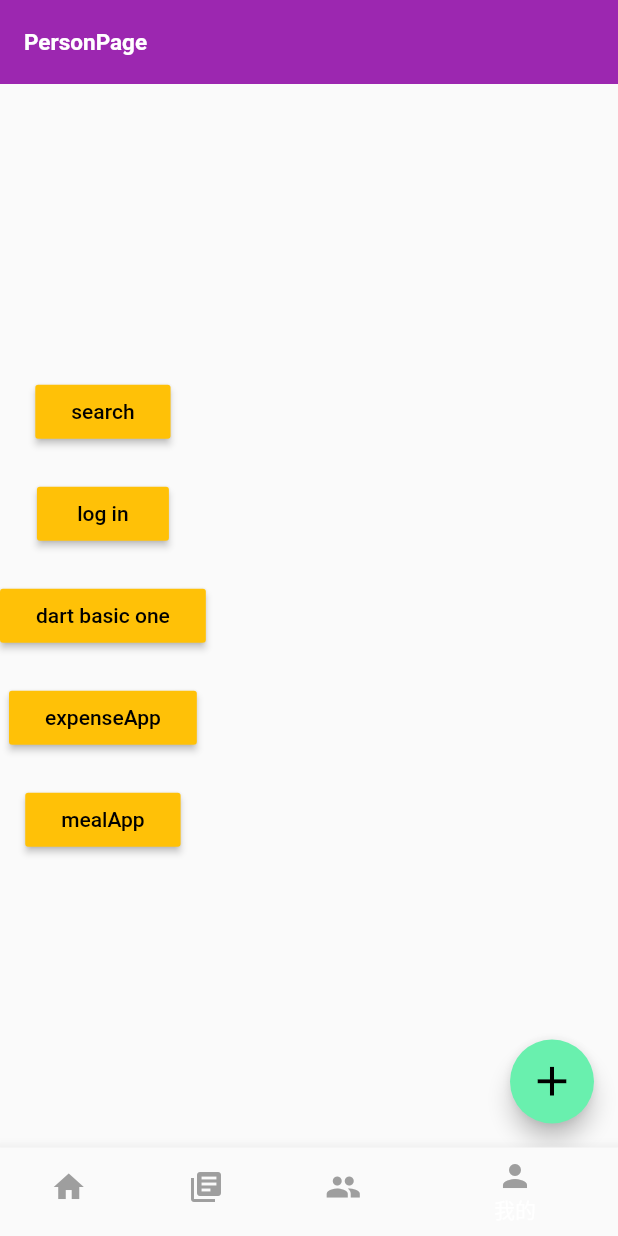
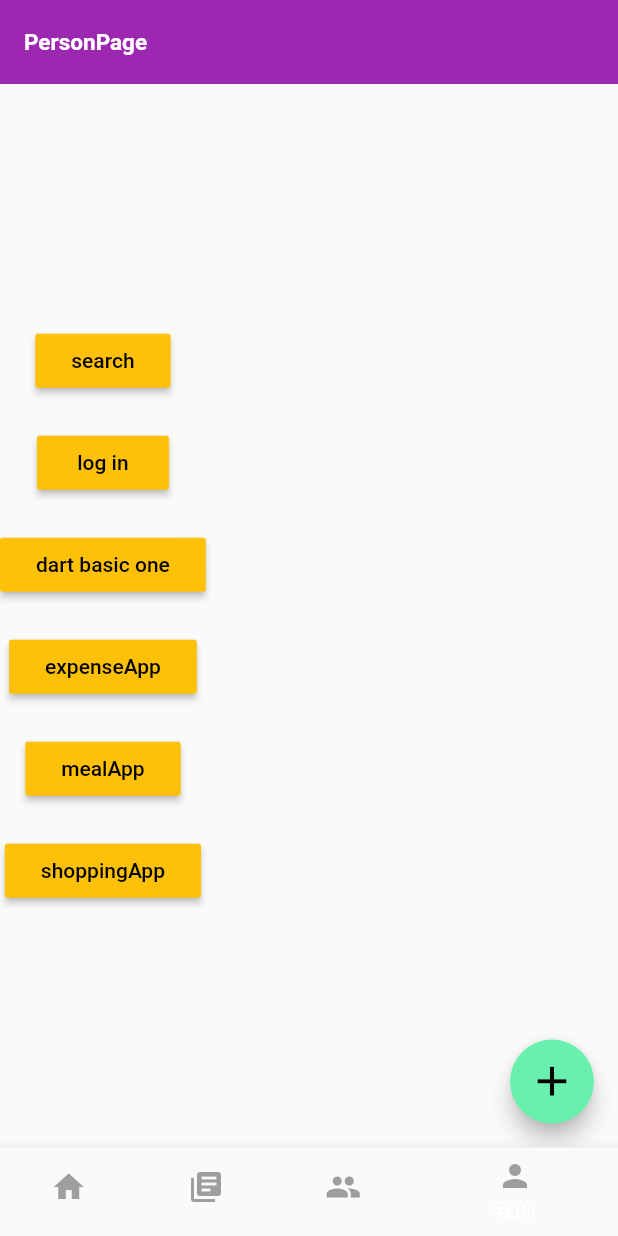
Before and after one commit to supeng123/dart_flutter_practice, a Flutter app: the screen it shows after launch, item 4 of the bottom bar chosen, on a phone screen of 412 x 824 dp. Run offline on Flutter 3.47's test engine with Material 2 defaults, Android fonts, the phone set to English and light mode, and no system bars; our stand-ins replace font_awesome_flutter, rxdart.

Commit message:
shopping app started

```diff
--- a/lib/components/tabs/Person.dart
+++ b/lib/components/tabs/Person.dart
@@ -68,6 +68,15 @@ class _PersonPageState extends State<PersonPage> {
                 Navigator.pushNamed(context, '/mealApp');
             },
           ),
+          SizedBox(height: 20),
+          RaisedButton(
+            child: Text("shoppingApp"),
+            color: Theme.of(context).accentColor,
+            textTheme: ButtonTextTheme.primary,
+            onPressed: () {
+                Navigator.pushNamed(context, '/shoppingApp');
+            },
+          ),
         ],
       ),
     );
--- a/lib/main.dart
+++ b/lib/main.dart
@@ -15,7 +15,8 @@ class MyApp extends StatelessWidget {
         accentColor: Colors.amber,
         appBarTheme: AppBarTheme(
           textTheme: ThemeData.light().textTheme.copyWith(title: TextStyle(fontSize: 15, fontWeight: FontWeight.bold))
-        )
+        ),
+        // fontFamily: 'Trajan Pro'
       ),
 
       debugShowCheckedModeBanner: false,
--- a/lib/routes/Routes.dart
+++ b/lib/routes/Routes.dart
@@ -8,6 +8,7 @@ import '../components/Search.dart';
 import '../demos/dartBasic/basicone.dart';
 import '../demos/expenseApp/index.dart';
 import '../demos/mealApp/index.dart';
+import '../demos/shoppingApp/index.dart';
 
 final routes = {
   '/':(context,{arguments}) => Tabs(),
@@ -16,6 +17,7 @@ final routes = {
   '/basicone': (context, {arguments}) => BasicOnePage(),
   '/expenseApp': (context, {arguments}) => ExpenseAppPage(),
   '/mealApp': (context, {arguments}) => MealAppPage(),
+  '/shoppingApp': (context, {arguments}) => ShoppingAppPage(),
   '/search': (context,{arguments}) => SearchPage(arguments:arguments),
 };
 
--- a/pubspec.yaml
+++ b/pubspec.yaml
@@ -73,6 +73,6 @@ flutter:
   #       - asset: fonts/TrajanPro.ttf
   #       - asset: fonts/TrajanPro_Bold.ttf
   #         weight: 700
-  #
+
   # For details regarding fonts from package dependencies,
   # see https://flutter.dev/custom-fonts/#from-packages
```
